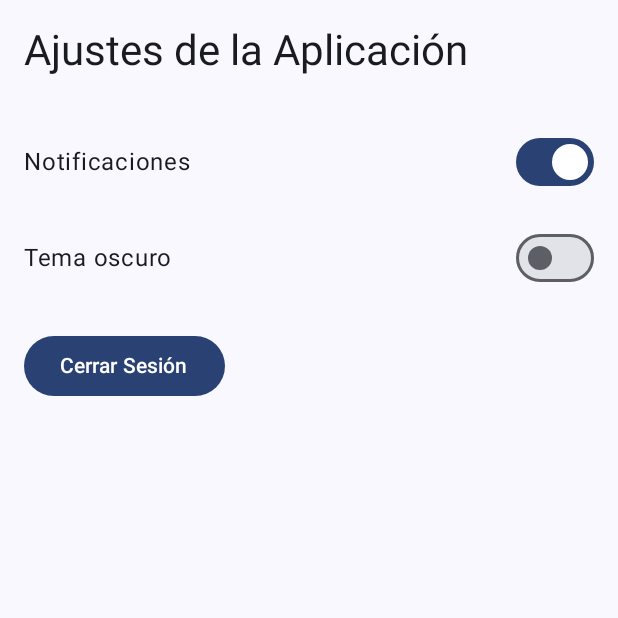
After one commit to afernandezduoc/AccesibilidadAuditiva, an Android app built with Jetpack Compose: the SettingsScreen screen opened through its navigation route, on a phone screen of 412 x 824 dp, the top half of it. The commit adds this screen. Run offline under Robolectric (Android 15) with nearby library versions, the phone set to English and light mode, and no system bars.

Commit message:
Se agregan barra de navegación para facilitar navegacion en la app más pantallas de Perfil y de Opciones

```diff
--- a/app/src/main/java/com/example/accesibilidadauditiva/MainActivity.kt
+++ b/app/src/main/java/com/example/accesibilidadauditiva/MainActivity.kt
@@ -4,18 +4,16 @@ import LoginScreen
 import android.os.Bundle
 import androidx.activity.ComponentActivity
 import androidx.activity.compose.setContent
-import androidx.activity.enableEdgeToEdge
-import androidx.compose.foundation.layout.fillMaxSize
-import androidx.compose.material3.MaterialTheme
-import androidx.compose.material3.Surface
-import androidx.compose.runtime.Composable
+import androidx.compose.foundation.layout.padding
+import androidx.compose.material3.*
+import androidx.compose.runtime.*
 import androidx.compose.ui.Modifier
-import androidx.compose.ui.tooling.preview.Preview
 import androidx.navigation.NavHostController
 import androidx.navigation.compose.rememberNavController
 import androidx.navigation.compose.NavHost
 import androidx.navigation.compose.composable
-
+import androidx.navigation.compose.currentBackStackEntryAsState
+import com.example.accesibilidadauditiva.ui.*
 import com.example.accesibilidadauditiva.ui.theme.AccesibilidadAuditivaTheme
 
 class MainActivity : ComponentActivity() {
@@ -30,12 +28,9 @@ class MainActivity : ComponentActivity() {
         setContent {
             AccesibilidadAuditivaTheme {
                 val navController = rememberNavController()
-                NavHost(navController = navController, startDestination = "login") {
-                    composable("login") { LoginScreen(navController) }
-                    composable("home") { HomeScreen() }
-                    composable("register") { RegisterScreen(navController) }
-                    composable("recovery") { PasswordRecoveryScreen(navController) }
-                }
+                var isAuthenticated by remember { mutableStateOf(false) } // Estado de autenticación
+
+                MainScreen(navController, isAuthenticated) { isAuthenticated = true }  // Actualizar el estado de autenticación cuando el usuario inicie sesión
             }
         }
     }
@@ -46,19 +41,60 @@ class MainActivity : ComponentActivity() {
     }
 }
 
-fun autenticarUsuario(email: String, password: String): Boolean {
-    return usuariosRegistrados.any { it.email == email && it.password == password }
+@Composable
+fun MainScreen(navController: NavHostController, isAuthenticated: Boolean, onLoginSuccess: () -> Unit) {
+    Scaffold(
+        bottomBar = {
+            if (isAuthenticated) {
+                BottomNavigationBar(navController = navController)
+            }
+        }
+    ) { innerPadding ->
+        NavHost(
+            navController = navController,
+            startDestination = "login",
+            modifier = Modifier.padding(innerPadding)
+        ) {
+            composable("login") {
+                LoginScreen(navController, onLoginSuccess) // Pasar la función para actualizar el estado de autenticación
+            }
+            composable("home") { HomeScreen() }
+            composable("register") { RegisterScreen(navController) }
+            composable("recovery") { PasswordRecoveryScreen(navController) }
+            composable("profile") { ProfileScreen() }
+            composable("settings") { SettingsScreen() }
+        }
+    }
 }
 
 @Composable
-fun Greeting(name: String, modifier: Modifier = Modifier) {
+fun BottomNavigationBar(navController: NavHostController) {
+    NavigationBar {
+        val navBackStackEntry by navController.currentBackStackEntryAsState()
+        val currentRoute = navBackStackEntry?.destination?.route ?: ""
+        val items = listOf(
+            BottomNavItem.Home,
+            BottomNavItem.Profile,
+            BottomNavItem.Settings
+        )
 
-}
-
-@Preview(showBackground = true)
-@Composable
-fun GreetingPreview() {
-    AccesibilidadAuditivaTheme {
-        Greeting("Android")
+        items.forEach { item ->
+            NavigationBarItem(
+                icon = { Icon(item.icon, contentDescription = item.title) },
+                label = { Text(item.title) },
+                selected = currentRoute == item.screenRoute,
+                onClick = {
+                    navController.navigate(item.screenRoute) {
+                        navController.graph.startDestinationRoute?.let { route ->
+                            popUpTo(route) {
+                                saveState = true
+                            }
+                        }
+                        launchSingleTop = true
+                        restoreState = true
+                    }
+                }
+            )
+        }
     }
 }
--- /dev/null
+++ b/app/src/main/java/com/example/accesibilidadauditiva/SettingsScreen.kt
@@ -0,0 +1,70 @@
+package com.example.accesibilidadauditiva
+
+import androidx.compose.foundation.layout.*
+import androidx.compose.material3.*
+import androidx.compose.runtime.Composable
+import androidx.compose.ui.Alignment
+import androidx.compose.ui.Modifier
+import androidx.compose.ui.tooling.preview.Preview
+import androidx.compose.ui.unit.dp
+import com.example.accesibilidadauditiva.ui.theme.AccesibilidadAuditivaTheme
+
+@Composable
+fun SettingsScreen() {
+    Column(
+        modifier = Modifier
+            .fillMaxSize()
+            .padding(16.dp),
+        horizontalAlignment = Alignment.Start,
+        verticalArrangement = Arrangement.Top
+    ) {
+        Text(
+            text = "Ajustes de la Aplicación",
+            style = MaterialTheme.typography.headlineMedium,
+            modifier = Modifier.padding(bottom = 24.dp)
+        )
+
+        Row(
+            modifier = Modifier
+                .fillMaxWidth()
+                .padding(vertical = 8.dp),
+            verticalAlignment = Alignment.CenterVertically
+        ) {
+            Text("Notificaciones")
+            Spacer(modifier = Modifier.weight(1f))
+            Switch(
+                checked = true, // Estado inicial del interruptor
+                onCheckedChange = { /* Implementa la lógica para cambiar el estado */ }
+            )
+        }
+
+        Row(
+            modifier = Modifier
+                .fillMaxWidth()
+                .padding(vertical = 8.dp),
+            verticalAlignment = Alignment.CenterVertically
+        ) {
+            Text("Tema oscuro")
+            Spacer(modifier = Modifier.weight(1f))
+            Switch(
+                checked = false, // Estado inicial del interruptor
+                onCheckedChange = { /* Implementa la lógica para cambiar el tema */ }
+            )
+        }
+
+        Button(
+            onClick = { /* Implementa la lógica para cerrar sesión */ },
+            modifier = Modifier.padding(top = 16.dp)
+        ) {
+            Text("Cerrar Sesión")
+        }
+    }
+}
+
+@Preview(showBackground = true)
+@Composable
+fun SettingsScreenPreview() {
+    AccesibilidadAuditivaTheme {
+        SettingsScreen()
+    }
+}
```
Also changed, not shown: app/src/main/java/com/example/accesibilidadauditiva/BottomNavItem.kt (added, +13 -0 lines), app/src/main/java/com/example/accesibilidadauditiva/LoginScreen.kt (+12 -5 lines), app/src/main/java/com/example/accesibilidadauditiva/ProfileScreen.kt (added, +60 -0 lines).
